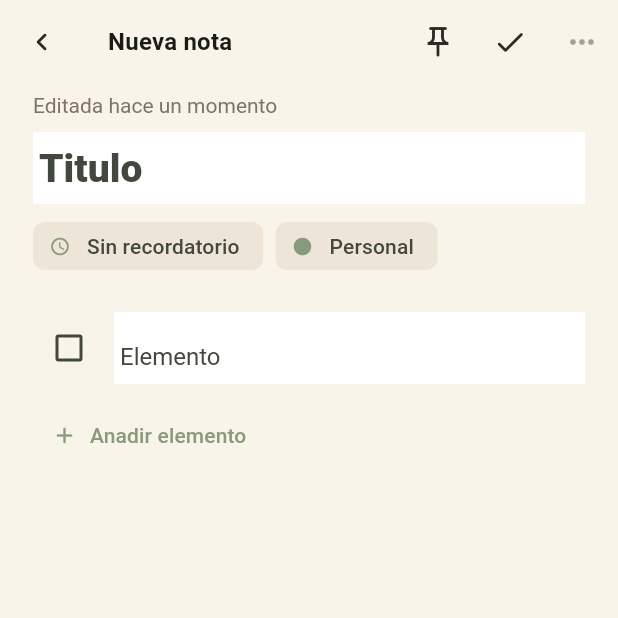
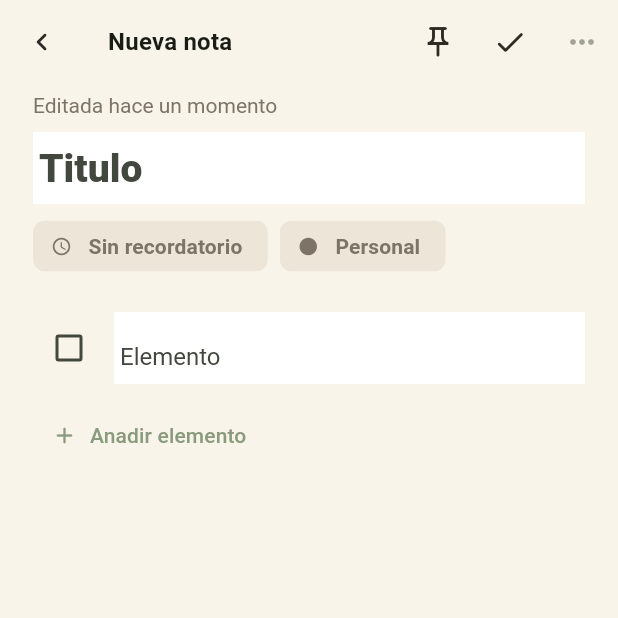
Before and after one commit to MauricioMurcia293847/bloc-notes, a Flutter app: the EditorScreen screen opened by its route, item 2 of the bottom bar chosen, on a phone screen of 412 x 824 dp, the top half of it. Run offline on Flutter 3.47's test engine with Material 3 defaults, Android fonts, the phone set to English and light mode, and no system bars; our stand-ins replace app_links, flutter_riverpod, go_router, image_picker, supabase_flutter; accounts and stored records are empty.

Commit message:
Fix email confirmation redirect and dark editor chips

```diff
--- a/lib/features/auth/presentation/auth_screen.dart
+++ b/lib/features/auth/presentation/auth_screen.dart
@@ -228,9 +228,13 @@ class _AuthScreenState extends State<AuthScreen> {
       }
 
       if (_isSignUp) {
-        await auth.signUp(email: email, password: password);
+        await auth.signUp(
+          email: email,
+          password: password,
+          emailRedirectTo: 'blocnotes://auth-callback',
+        );
         _setMessage(
-          'Cuenta creada. Revisa tu correo si Supabase pide confirmar email.',
+          'Cuenta creada. Abre el correo de verificacion desde este celular.',
         );
         setState(() => _isSignUp = false);
       } else {
--- a/lib/features/editor/presentation/editor_screen.dart
+++ b/lib/features/editor/presentation/editor_screen.dart
@@ -188,9 +188,7 @@ class _EditorScreenState extends ConsumerState<EditorScreen> {
                       PopupMenuButton<String>(
                         tooltip: 'Cambiar carpeta',
                         onSelected: (folderId) => _selectFolder(
-                          folders.firstWhere(
-                            (folder) => folder.id == folderId,
-                          ),
+                          folders.firstWhere((folder) => folder.id == folderId),
                         ),
                         itemBuilder: (context) => folders
                             .map(
@@ -249,15 +247,15 @@ class _EditorScreenState extends ConsumerState<EditorScreen> {
     });
 
     try {
-      final note = await ref.read(notesRepositoryProvider).fetchNoteById(
-        _noteId!,
-      );
+      final note = await ref
+          .read(notesRepositoryProvider)
+          .fetchNoteById(_noteId!);
 
       if (note == null) {
-      setState(() {
-        _message = 'No encontramos esta nota.';
-        _messageIsError = true;
-      });
+        setState(() {
+          _message = 'No encontramos esta nota.';
+          _messageIsError = true;
+        });
         return;
       }
 
@@ -374,9 +372,9 @@ class _EditorScreenState extends ConsumerState<EditorScreen> {
 
       if (mounted) {
         setState(() => _didChangeImages = false);
-        ScaffoldMessenger.of(context).showSnackBar(
-          const SnackBar(content: Text('Nota guardada.')),
-        );
+        ScaffoldMessenger.of(
+          context,
+        ).showSnackBar(const SnackBar(content: Text('Nota guardada.')));
         context.go('/home');
       }
     } catch (error) {
@@ -577,10 +575,8 @@ class _EditorScreenState extends ConsumerState<EditorScreen> {
   List<ChecklistItem> _checklistItemsForSave() {
     return _checklistItems
         .map(
-          (item) => ChecklistItem(
-            label: item.controller.text,
-            isDone: item.isDone,
-          ),
+          (item) =>
+              ChecklistItem(label: item.controller.text, isDone: item.isDone),
         )
         .where((item) => item.label.trim().isNotEmpty)
         .toList();
@@ -895,11 +891,24 @@ class _MetaPill extends StatelessWidget {
 
   @override
   Widget build(BuildContext context) {
+    final isDark = Theme.of(context).brightness == Brightness.dark;
+    final foregroundColor = isDark
+        ? Colors.white.withValues(alpha: 0.86)
+        : AppColors.inkMuted;
+
     return Chip(
-      avatar: Icon(icon, size: 14),
+      avatar: Icon(icon, size: 14, color: foregroundColor),
       label: Text(label),
-      backgroundColor: AppColors.paperMuted,
-      side: BorderSide.none,
+      labelStyle: TextStyle(
+        color: foregroundColor,
+        fontWeight: FontWeight.w700,
+      ),
+      backgroundColor: isDark ? AppColors.nightMuted : AppColors.paperMuted,
+      side: BorderSide(
+        color: isDark
+            ? Colors.white.withValues(alpha: 0.12)
+            : Colors.transparent,
+      ),
       visualDensity: VisualDensity.compact,
     );
   }
@@ -933,10 +942,7 @@ class _ChecklistEditor extends StatelessWidget {
     return Column(
       children: [
         for (final entry in items.asMap().entries)
-          _ChecklistEditorRow(
-            item: entry.value,
-            onChanged: onChanged,
-          ),
+          _ChecklistEditorRow(item: entry.value, onChanged: onChanged),
         Align(
           alignment: Alignment.centerLeft,
           child: TextButton.icon(
@@ -958,6 +964,11 @@ class _ChecklistEditorRow extends StatelessWidget {
 
   @override
   Widget build(BuildContext context) {
+    final isDark = Theme.of(context).brightness == Brightness.dark;
+    final doneColor = isDark
+        ? Colors.white.withValues(alpha: 0.48)
+        : AppColors.inkMuted;
+
     return Padding(
       padding: const EdgeInsets.only(bottom: 10),
       child: Row(
@@ -985,7 +996,7 @@ class _ChecklistEditorRow extends StatelessWidget {
               ),
               style: Theme.of(context).textTheme.bodyLarge?.copyWith(
                 decoration: item.isDone ? TextDecoration.lineThrough : null,
-                color: item.isDone ? AppColors.inkMuted : null,
+                color: item.isDone ? doneColor : null,
               ),
             ),
           ),
--- a/pubspec.yaml
+++ b/pubspec.yaml
@@ -16,7 +16,7 @@ publish_to: 'none' # Remove this line if you wish to publish to pub.dev
 # https://developer.apple.com/library/archive/documentation/General/Reference/InfoPlistKeyReference/Articles/CoreFoundationKeys.html
 # In Windows, build-name is used as the major, minor, and patch parts
 # of the product and file versions while build-number is used as the build suffix.
-version: 1.0.1+2
+version: 1.0.2+3
 
 environment:
   sdk: ^3.12.2
```
Also changed, not shown: 3 other files.
